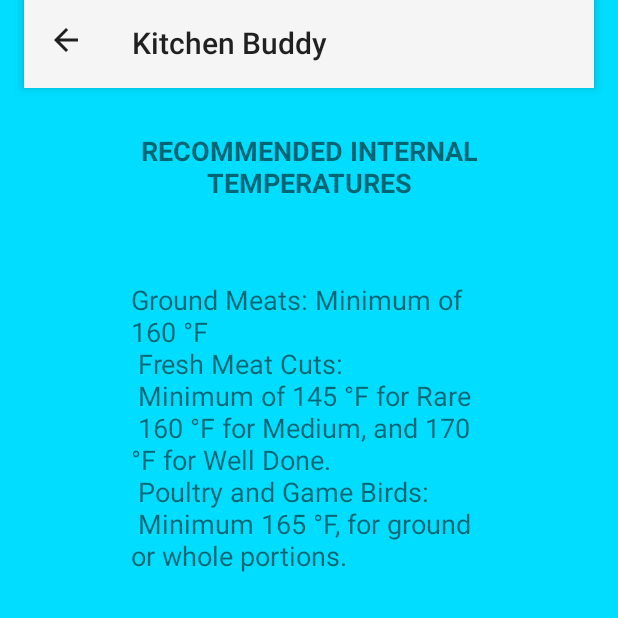
After one commit to NathanielBarnett/CS449---Semester-Project, an Android app: the InternalTempsActivity screen opened directly, with no data from a screen before it, on a phone screen of 412 x 824 dp, the top half of it. The commit adds this screen. Run offline under Robolectric (Android 15) with nearby library versions, the phone set to English and light mode, and no system bars.

Commit message:
Recommended Internal Temps
Added Activity to list Recommended Internal Temps.

```diff
--- a/CS449-App/app/src/main/AndroidManifest.xml
+++ b/CS449-App/app/src/main/AndroidManifest.xml
@@ -37,6 +37,15 @@
                 android:name="android.support.PARENT_ACTIVITY"
                 android:value=".MainActivity" />
         </activity>
+        <activity
+            android:name=".InternalTempsActivity"
+            android:parentActivityName=".MainActivity"
+            android:screenOrientation="portrait">
+            <!-- The meta-data tag is required if you support API level 15 and lower -->
+            <meta-data
+                android:name="android.support.PARENT_ACTIVITY"
+                android:value=".MainActivity" />
+        </activity>
     </application>
 
 </manifest>
--- /dev/null
+++ b/CS449-App/app/src/main/java/com/example/nathaniel/cs449_app/InternalTempsActivity.java
@@ -0,0 +1,33 @@
+package com.example.nathaniel.cs449_app;
+
+import android.content.Intent;
+import android.os.Bundle;
+import android.support.v7.app.ActionBar;
+import android.support.v7.app.AppCompatActivity;
+import android.support.v7.widget.Toolbar;
+
+/**
+ * Created by Nathaniel on 11/26/2017.
+ */
+
+public class InternalTempsActivity extends AppCompatActivity {
+
+    @Override
+    protected void onCreate(Bundle savedInstanceState) {
+        super.onCreate(savedInstanceState);
+        setContentView(R.layout.activity_internal_temps);
+        Toolbar internalTempToolbar = (Toolbar) findViewById(R.id.toolbar);
+        setSupportActionBar(internalTempToolbar);
+
+        // get a support action bar corresponding to this toolbar
+        ActionBar internal_temp_bar = getSupportActionBar();
+
+        // Enable "up" functionality
+        internal_temp_bar.setDisplayHomeAsUpEnabled(true);
+
+        // get intent from previous activity...
+        Intent intent = getIntent();
+    }
+
+
+}
--- a/CS449-App/app/src/main/java/com/example/nathaniel/cs449_app/MainActivity.java
+++ b/CS449-App/app/src/main/java/com/example/nathaniel/cs449_app/MainActivity.java
@@ -103,6 +103,12 @@ public class MainActivity extends AppCompatActivity implements AdapterView.OnIte
             case R.id.about_button:
                 // User chose the "About" item, show about info...
                 intent = new Intent(this, AboutActivity.class);
+                startActivity(intent);
+                return true;
+
+            case R.id.rec_temps_button:
+                // User chose the "Rec Internal Temps" button, shows temps...
+                intent = new Intent(this, InternalTempsActivity.class);
                 startActivity(intent);
                 return true;
 
--- /dev/null
+++ b/CS449-App/app/src/main/res/layout/activity_internal_temps.xml
@@ -0,0 +1,57 @@
+<?xml version="1.0" encoding="utf-8"?>
+<android.support.constraint.ConstraintLayout xmlns:android="http://schemas.android.com/apk/res/android"
+    xmlns:app="http://schemas.android.com/apk/res-auto"
+    xmlns:tools="http://schemas.android.com/tools"
+    android:layout_width="match_parent"
+    android:layout_height="match_parent"
+    android:background="@android:color/holo_blue_bright">
+
+    <android.support.v7.widget.Toolbar
+        android:id="@+id/toolbar"
+        android:layout_width="fill_parent"
+        android:layout_height="60dp"
+        android:layout_marginLeft="16dp"
+        android:layout_marginRight="16dp"
+        android:layout_marginTop="-2dp"
+        android:background="?attr/colorPrimary"
+        android:elevation="4dp"
+        android:theme="@style/ThemeOverlay.AppCompat.ActionBar"
+        app:layout_constraintHorizontal_bias="0.0"
+        app:layout_constraintLeft_toLeftOf="parent"
+        app:layout_constraintRight_toRightOf="parent"
+        app:layout_constraintTop_toTopOf="parent"
+        app:popupTheme="@style/ThemeOverlay.AppCompat.Light"
+        tools:layout_editor_absoluteX="-4dp" />
+
+    <TextView
+        android:id="@+id/temp_menu_title"
+        android:layout_width="234dp"
+        android:layout_height="46dp"
+        android:layout_marginTop="90dp"
+        android:gravity="center"
+        android:text="@string/temp_menu_title"
+        android:textAlignment="center"
+        android:textAllCaps="true"
+        android:textSize="18sp"
+        android:textStyle="bold"
+        app:layout_constraintTop_toTopOf="@+id/toolbar"
+        android:layout_marginRight="8dp"
+        app:layout_constraintRight_toRightOf="parent"
+        android:layout_marginLeft="8dp"
+        app:layout_constraintLeft_toLeftOf="parent" />
+
+    <TextView
+        android:id="@+id/rec_internal_temps"
+        android:layout_width="237dp"
+        android:layout_height="277dp"
+        android:layout_marginLeft="8dp"
+        android:layout_marginRight="8dp"
+        android:layout_marginTop="53dp"
+        android:text="@string/rec_internal_temps"
+        android:textSize="18sp"
+        app:layout_constraintLeft_toLeftOf="parent"
+        app:layout_constraintRight_toRightOf="parent"
+        app:layout_constraintTop_toBottomOf="@+id/temp_menu_title" />
+
+
+</android.support.constraint.ConstraintLayout>
--- a/CS449-App/app/src/main/res/menu/toolbar.xml
+++ b/CS449-App/app/src/main/res/menu/toolbar.xml
@@ -4,13 +4,18 @@
 
     <!-- About button, shows info about the app-->
     <item
+        android:id="@+id/rec_temps_button"
+        android:title="Rec. Internal Temps"
+        android:icon="@drawable/internal_temps_pic"
+        app:showAsAction="always" />
+    <item
         android:id="@+id/about_button"
         android:icon="@drawable/info_art"
         android:title="@string/about_string"
-        app:showAsAction="ifRoom" />
+        app:showAsAction="always" />
     <item
         android:id="@+id/temp_button"
         android:icon="@drawable/temp_button"
         android:title="@string/temp_string"
-        app:showAsAction="ifRoom"/>
+        app:showAsAction="always"/>
 </menu>
--- a/CS449-App/app/src/main/res/values/strings.xml
+++ b/CS449-App/app/src/main/res/values/strings.xml
@@ -23,5 +23,14 @@
     <string name="desc_menu_instructions">The \"Snowflake\" in the toolbar opens up the
                 temperature conversion menu, and the same instructions above apply.</string>
 
+    <string name="temp_menu_title">Recommended Internal Temperatures</string>
 
+    <string name="rec_internal_temps">
+        Ground Meats: Minimum of 160 °F \n
+        Fresh Meat Cuts: \n
+        Minimum of 145 °F for Rare \n
+        160 °F for Medium, and 170 °F for Well Done. \n
+        Poultry and Game Birds: \n
+        Minimum 165 °F, for ground or whole portions.
+    </string>
 </resources>
```
Also changed, not shown: CS449-App/app/src/main/java/com/example/nathaniel/cs449_app/AboutActivity.java (+4 -4 lines), CS449-App/app/src/main/res/drawable-hdpi/internal_temps_pic.png (added), CS449-App/app/src/main/res/drawable-mdpi/internal_temps_pic.png (added), CS449-App/app/src/main/res/drawable-xhdpi/internal_temps_pic.png (added), CS449-App/app/src/main/res/drawable-xxhdpi/internal_temps_pic.png (added), 1 other file.
